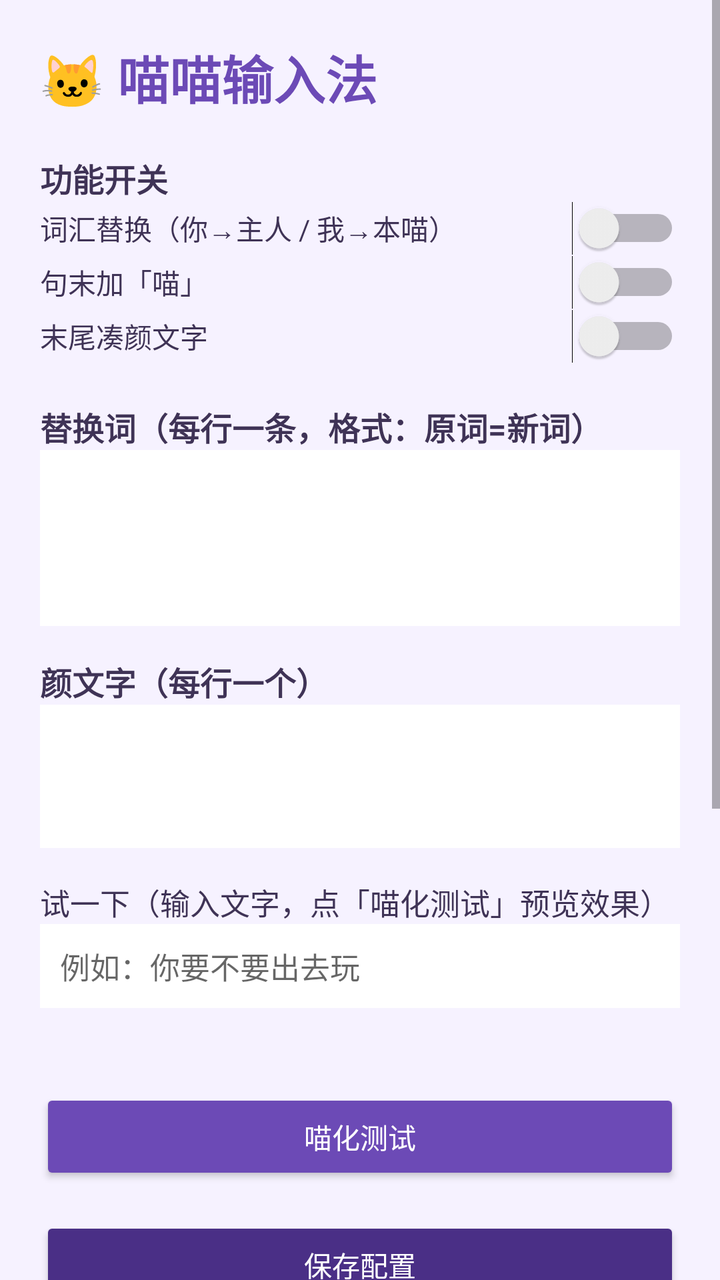
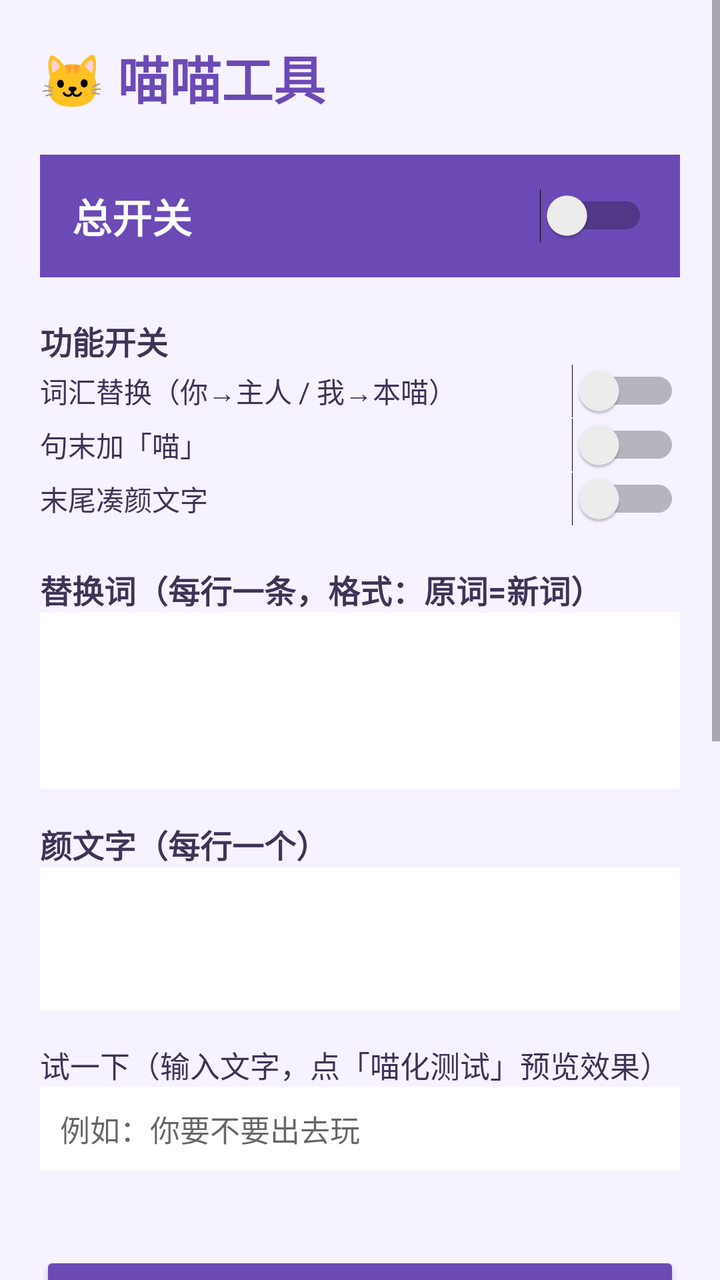

Before-and-after screenshots of an Android layout around one commit, followed by the original layout XML and the change that was made.
<!-- AndroidManifest.xml: application theme Theme.MiaoKeyboard -->
<!-- res/layout/activity_main.xml -->
<?xml version="1.0" encoding="utf-8"?>
<ScrollView xmlns:android="http://schemas.android.com/apk/res/android"
    android:layout_width="match_parent"
    android:layout_height="match_parent"
    android:background="#FFF6F2FF">

    <LinearLayout
        android:layout_width="match_parent"
        android:layout_height="wrap_content"
        android:orientation="vertical"
        android:padding="20dp">

        <TextView
            android:id="@+id/title"
            android:layout_width="wrap_content"
            android:layout_height="wrap_content"
            android:textSize="26sp"
            android:textStyle="bold"
            android:textColor="#FF6C4AB6"
            android:text="🐱 喵喵输入法" />

        <TextView
            android:layout_width="wrap_content"
            android:layout_height="wrap_content"
            android:layout_marginTop="20dp"
            android:text="功能开关"
            android:textSize="16sp"
            android:textStyle="bold"
            android:textColor="#FF3F3356" />

        <Switch
            android:id="@+id/sw_replace"
            android:layout_width="match_parent"
            android:layout_height="wrap_content"
            android:text="词汇替换（你→主人 / 我→本喵）"
            android:textColor="#FF3F3356" />

        <Switch
            android:id="@+id/sw_miao"
            android:layout_width="match_parent"
            android:layout_height="wrap_content"
            android:text="句末加「喵」"
            android:textColor="#FF3F3356" />

        <Switch
            android:id="@+id/sw_kaomoji"
            android:layout_width="match_parent"
            android:layout_height="wrap_content"
            android:text="末尾凑颜文字"
            android:textColor="#FF3F3356" />

        <TextView
            android:layout_width="wrap_content"
            android:layout_height="wrap_content"
            android:layout_marginTop="20dp"
            android:text="替换词（每行一条，格式：原词=新词）"
            android:textSize="16sp"
            android:textStyle="bold"
            android:textColor="#FF3F3356" />

        <EditText
            android:id="@+id/et_pairs"
            android:layout_width="match_parent"
            android:layout_height="wrap_content"
            android:minLines="4"
            android:gravity="top"
            android:textSize="14sp"
            android:inputType="textMultiLine"
            android:background="#FFFFFF"
            android:padding="10dp" />

        <TextView
            android:layout_width="wrap_content"
            android:layout_height="wrap_content"
            android:layout_marginTop="16dp"
            android:text="颜文字（每行一个）"
            android:textSize="16sp"
            android:textStyle="bold"
            android:textColor="#FF3F3356" />

        <EditText
            android:id="@+id/et_kaomoji"
            android:layout_width="match_parent"
            android:layout_height="wrap_content"
            android:minLines="3"
            android:gravity="top"
            android:textSize="14sp"
            android:inputType="textMultiLine"
            android:background="#FFFFFF"
            android:padding="10dp" />

        <TextView
            android:layout_width="wrap_content"
            android:layout_height="wrap_content"
            android:layout_marginTop="16dp"
            android:text="试一下（输入文字，点「喵化测试」预览效果）"
            android:textSize="15sp"
            android:textColor="#FF3F3356" />

        <EditText
            android:id="@+id/et_test"
            android:layout_width="match_parent"
            android:layout_height="wrap_content"
            android:textSize="15sp"
            android:background="#FFFFFF"
            android:padding="10dp"
            android:hint="例如：你要不要出去玩" />

        <TextView
            android:id="@+id/tv_test_result"
            android:layout_width="match_parent"
            android:layout_height="wrap_content"
            android:layout_marginTop="8dp"
            android:textSize="15sp"
            android:textColor="#FF6C4AB6"
            android:text="" />

        <Button
            android:id="@+id/btn_try"
            android:layout_width="match_parent"
            android:layout_height="wrap_content"
            android:layout_marginTop="12dp"
            android:text="喵化测试"
            android:textColor="@android:color/white"
            android:backgroundTint="#FF6C4AB6" />

        <Button
            android:id="@+id/btn_save"
            android:layout_width="match_parent"
            android:layout_height="wrap_content"
            android:layout_marginTop="16dp"
            android:text="保存配置"
            android:textColor="@android:color/white"
            android:backgroundTint="#FF4A2F86" />

        <TextView
            android:layout_width="wrap_content"
            android:layout_height="wrap_content"
            android:layout_marginTop="24dp"
            android:text="自动化喵化（无障碍）"
            android:textSize="16sp"
            android:textStyle="bold"
            android:textColor="#FF3F3356" />

        <Switch
            android:id="@+id/sw_auto"
            android:layout_width="match_parent"
            android:layout_height="wrap_content"
            android:text="自动监测输入并喵化"
            android:textColor="#FF3F3356" />

        <TextView
            android:layout_width="wrap_content"
            android:layout_height="wrap_content"
            android:layout_marginTop="8dp"
            android:text="触发延迟（停止输入多久后喵化）"
            android:textSize="14sp"
            android:textColor="#FF3F3356" />

        <SeekBar
            android:id="@+id/sb_delay"
            android:layout_width="match_parent"
            android:layout_height="wrap_content"
            android:max="45" />

        <TextView
            android:id="@+id/tv_delay_value"
            android:layout_width="wrap_content"
            android:layout_height="wrap_content"
            android:textSize="14sp"
            android:textColor="#FF6C4AB6"
            android:text="1.0 秒" />

        <TextView
            android:layout_width="wrap_content"
            android:layout_height="wrap_content"
            android:layout_marginTop="12dp"
            android:text="执行间隔（两次喵化最小间隔）"
            android:textSize="14sp"
            android:textColor="#FF3F3356" />

        <SeekBar
            android:id="@+id/sb_interval"
            android:layout_width="match_parent"
            android:layout_height="wrap_content"
            android:max="280" />

        <TextView
            android:id="@+id/tv_interval_value"
            android:layout_width="wrap_content"
            android:layout_height="wrap_content"
            android:textSize="14sp"
            android:textColor="#FF6C4AB6"
            android:text="3.0 秒" />

        <Button
            android:id="@+id/btn_accessibility"
            android:layout_width="match_parent"
            android:layout_height="wrap_content"
            android:layout_marginTop="12dp"
            android:text="前往开启无障碍服务"
            android:textColor="@android:color/white"
            android:backgroundTint="#FF8B5CF6" />

        <Button
            android:id="@+id/btn_enable"
            android:layout_width="match_parent"
            android:layout_height="wrap_content"
            android:layout_marginTop="16dp"
            android:text="前往开启输入法"
            android:textColor="@android:color/white"
            android:backgroundTint="#FF6C4AB6" />

    </LinearLayout>
</ScrollView>
<!-- resources referenced by this layout -->
<resources>
  <style name="Theme.MiaoKeyboard" parent="Theme.MaterialComponents.DayNight.NoActionBar">
          <item name="colorPrimary">@color/purple</item>
          <item name="colorPrimaryVariant">@color/purple_dark</item>
          <item name="colorOnPrimary">@android:color/white</item>
      </style>
  <color name="purple">#FF6C4AB6</color>
  <color name="purple_dark">#FF4A2F86</color>
</resources>

<!-- the commit's change to res/layout/activity_main.xml (unified diff, before → after) -->
@@ -3,7 +3,6 @@
     android:layout_width="match_parent"
     android:layout_height="match_parent"
     android:background="#FFF6F2FF">
-
     <LinearLayout
         android:layout_width="match_parent"
         android:layout_height="wrap_content"
@@ -17,7 +16,32 @@
             android:textSize="26sp"
             android:textStyle="bold"
             android:textColor="#FF6C4AB6"
-            android:text="🐱 喵喵输入法" />
+            android:text="🐱 喵喵工具" />
+
+        
+        <LinearLayout
+            android:layout_width="match_parent"
+            android:layout_height="wrap_content"
+            android:layout_marginTop="20dp"
+            android:orientation="horizontal"
+            android:gravity="center_vertical"
+            android:background="#FF6C4AB6"
+            android:padding="16dp">
+            <TextView
+                android:layout_width="0dp"
+                android:layout_height="wrap_content"
+                android:layout_weight="1"
+                android:text="总开关"
+                android:textSize="20sp"
+                android:textStyle="bold"
+                android:textColor="#FFFFFF" />
+            <Switch
+                android:id="@+id/sw_master"
+                android:layout_width="wrap_content"
+                android:layout_height="wrap_content"
+                android:text=""
+                android:textColor="#FFFFFF" />
+        </LinearLayout>
 
         <TextView
             android:layout_width="wrap_content"
@@ -34,14 +58,12 @@
             android:layout_height="wrap_content"
             android:text="词汇替换（你→主人 / 我→本喵）"
             android:textColor="#FF3F3356" />
-
         <Switch
             android:id="@+id/sw_miao"
             android:layout_width="match_parent"
             android:layout_height="wrap_content"
             android:text="句末加「喵」"
             android:textColor="#FF3F3356" />
-
         <Switch
             android:id="@+id/sw_kaomoji"
             android:layout_width="match_parent"
@@ -57,7 +79,6 @@
             android:textSize="16sp"
             android:textStyle="bold"
             android:textColor="#FF3F3356" />
-
         <EditText
             android:id="@+id/et_pairs"
             android:layout_width="match_parent"
@@ -77,7 +98,6 @@
             android:textSize="16sp"
             android:textStyle="bold"
             android:textColor="#FF3F3356" />
-
         <EditText
             android:id="@+id/et_kaomoji"
             android:layout_width="match_parent"
@@ -96,7 +116,6 @@
             android:text="试一下（输入文字，点「喵化测试」预览效果）"
             android:textSize="15sp"
             android:textColor="#FF3F3356" />
-
         <EditText
             android:id="@+id/et_test"
             android:layout_width="match_parent"
@@ -105,7 +124,6 @@
             android:background="#FFFFFF"
             android:padding="10dp"
             android:hint="例如：你要不要出去玩" />
-
         <TextView
             android:id="@+id/tv_test_result"
             android:layout_width="match_parent"
@@ -114,7 +132,6 @@
             android:textSize="15sp"
             android:textColor="#FF6C4AB6"
             android:text="" />
-
         <Button
             android:id="@+id/btn_try"
             android:layout_width="match_parent"
@@ -123,7 +140,6 @@
             android:text="喵化测试"
             android:textColor="@android:color/white"
             android:backgroundTint="#FF6C4AB6" />
-
         <Button
             android:id="@+id/btn_save"
             android:layout_width="match_parent"
@@ -141,14 +157,12 @@
             android:textSize="16sp"
             android:textStyle="bold"
             android:textColor="#FF3F3356" />
-
         <Switch
             android:id="@+id/sw_auto"
             android:layout_width="match_parent"
             android:layout_height="wrap_content"
             android:text="自动监测输入并喵化"
             android:textColor="#FF3F3356" />
-
         <TextView
             android:layout_width="wrap_content"
             android:layout_height="wrap_content"
@@ -156,13 +170,11 @@
             android:text="触发延迟（停止输入多久后喵化）"
             android:textSize="14sp"
             android:textColor="#FF3F3356" />
-
         <SeekBar
             android:id="@+id/sb_delay"
             android:layout_width="match_parent"
             android:layout_height="wrap_content"
             android:max="45" />
-
         <TextView
             android:id="@+id/tv_delay_value"
             android:layout_width="wrap_content"
@@ -170,7 +182,6 @@
             android:textSize="14sp"
             android:textColor="#FF6C4AB6"
             android:text="1.0 秒" />
-
         <TextView
             android:layout_width="wrap_content"
             android:layout_height="wrap_content"
@@ -178,13 +189,11 @@
             android:text="执行间隔（两次喵化最小间隔）"
             android:textSize="14sp"
             android:textColor="#FF3F3356" />
-
         <SeekBar
             android:id="@+id/sb_interval"
             android:layout_width="match_parent"
             android:layout_height="wrap_content"
             android:max="280" />
-
         <TextView
             android:id="@+id/tv_interval_value"
             android:layout_width="wrap_content"
@@ -192,7 +201,6 @@
             android:textSize="14sp"
             android:textColor="#FF6C4AB6"
             android:text="3.0 秒" />
-
         <Button
             android:id="@+id/btn_accessibility"
             android:layout_width="match_parent"
@@ -202,14 +210,20 @@
             android:textColor="@android:color/white"
             android:backgroundTint="#FF8B5CF6" />
 
-        <Button
-            android:id="@+id/btn_enable"
-            android:layout_width="match_parent"
-            android:layout_height="wrap_content"
-            android:layout_marginTop="16dp"
-            android:text="前往开启输入法"
-            android:textColor="@android:color/white"
-            android:backgroundTint="#FF6C4AB6" />
+        <TextView
+            android:layout_width="wrap_content"
+            android:layout_height="wrap_content"
+            android:layout_marginTop="24dp"
+            android:text="手动触发（悬浮窗）"
+            android:textSize="16sp"
+            android:textStyle="bold"
+            android:textColor="#FF3F3356" />
+        <Switch
+            android:id="@+id/sw_floating"
+            android:layout_width="match_parent"
+            android:layout_height="wrap_content"
+            android:text="显示悬浮按钮（点击即喵化当前输入框）"
+            android:textColor="#FF3F3356" />
 
     </LinearLayout>
 </ScrollView>
